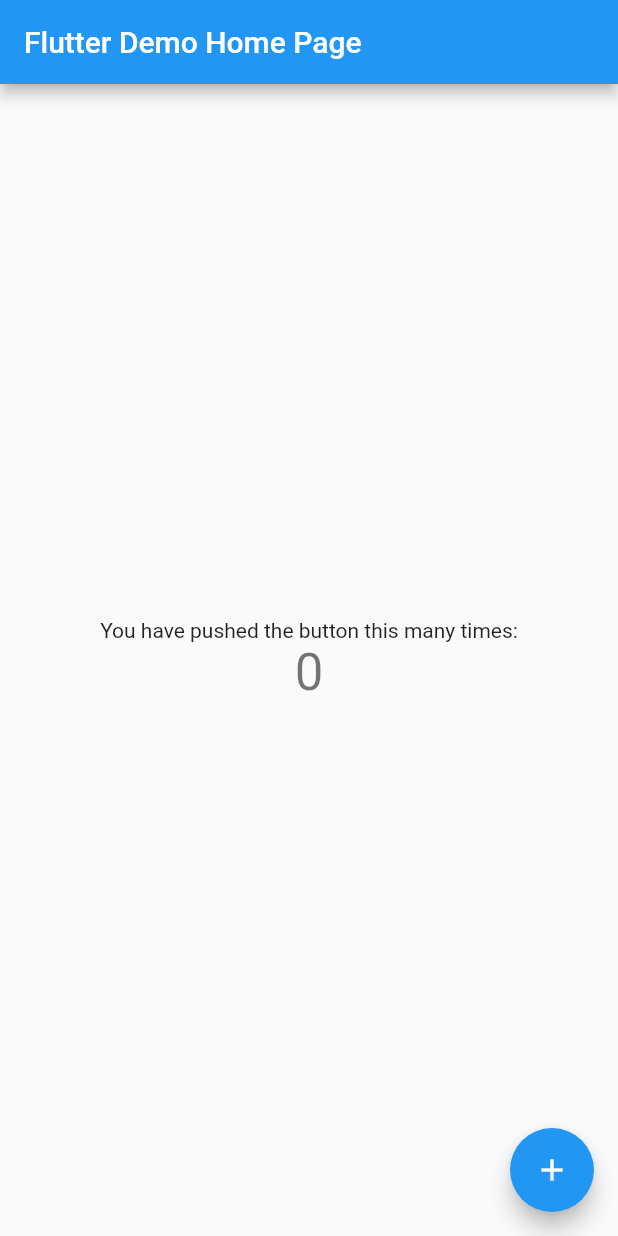
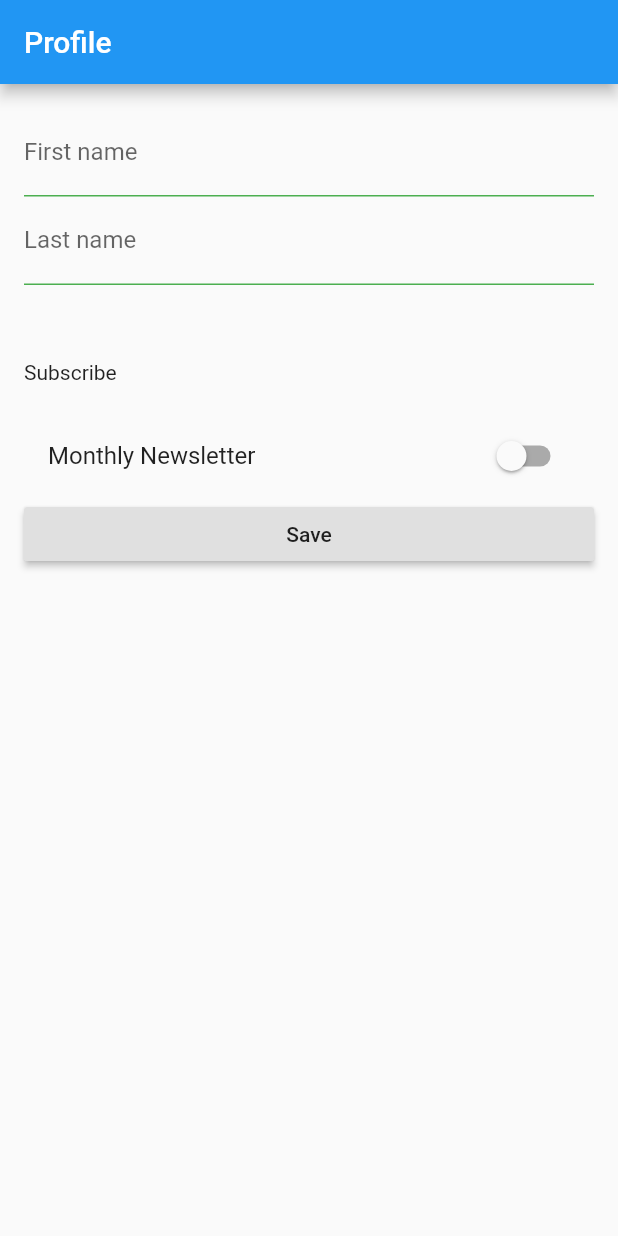
Before and after one commit to diogo-agb/flutterforms, a Flutter app: the screen it shows after launch, on a phone screen of 412 x 824 dp. Run offline on Flutter 3.47's test engine with Material 2 defaults, Android fonts, the phone set to English and light mode, and no system bars.

Commit message:
update colors

```diff
--- a/lib/main.dart
+++ b/lib/main.dart
@@ -1,117 +1,20 @@
 import 'package:flutter/material.dart';
+import './screens/home_screen.dart';
 
 void main() {
   runApp(MyApp());
 }
 
 class MyApp extends StatelessWidget {
-  // This widget is the root of your application.
   @override
   Widget build(BuildContext context) {
     return MaterialApp(
       title: 'Flutter Demo',
       theme: ThemeData(
-        // This is the theme of your application.
-        //
-        // Try running your application with "flutter run". You'll see the
-        // application has a blue toolbar. Then, without quitting the app, try
-        // changing the primarySwatch below to Colors.green and then invoke
-        // "hot reload" (press "r" in the console where you ran "flutter run",
-        // or simply save your changes to "hot reload" in a Flutter IDE).
-        // Notice that the counter didn't reset back to zero; the application
-        // is not restarted.
         primarySwatch: Colors.blue,
-        // This makes the visual density adapt to the platform that you run
-        // the app on. For desktop platforms, the controls will be smaller and
-        // closer together (more dense) than on mobile platforms.
         visualDensity: VisualDensity.adaptivePlatformDensity,
       ),
-      home: MyHomePage(title: 'Flutter Demo Home Page'),
+      home: HomeScreen(),
     );
   }
 }
-
-class MyHomePage extends StatefulWidget {
-  MyHomePage({Key key, this.title}) : super(key: key);
-
-  // This widget is the home page of your application. It is stateful, meaning
-  // that it has a State object (defined below) that contains fields that affect
-  // how it looks.
-
-  // This class is the configuration for the state. It holds the values (in this
-  // case the title) provided by the parent (in this case the App widget) and
-  // used by the build method of the State. Fields in a Widget subclass are
-  // always marked "final".
-
-  final String title;
-
-  @override
-  _MyHomePageState createState() => _MyHomePageState();
-}
-
-class _MyHomePageState extends State<MyHomePage> {
-  int _counter = 0;
-
-  void _incrementCounter() {
-    setState(() {
-      // This call to setState tells the Flutter framework that something has
-      // changed in this State, which causes it to rerun the build method below
-      // so that the display can reflect the updated values. If we changed
-      // _counter without calling setState(), then the build method would not be
-      // called again, and so nothing would appear to happen.
-      _counter++;
-    });
-  }
-
-  @override
-  Widget build(BuildContext context) {
-    // This method is rerun every time setState is called, for instance as done
-    // by the _incrementCounter method above.
-    //
-    // The Flutter framework has been optimized to make rerunning build methods
-    // fast, so that you can just rebuild anything that needs updating rather
-    // than having to individually change instances of widgets.
-    return Scaffold(
-      appBar: AppBar(
-        // Here we take the value from the MyHomePage object that was created by
-        // the App.build method, and use it to set our appbar title.
-        title: Text(widget.title),
-      ),
-      body: Center(
-        // Center is a layout widget. It takes a single child and positions it
-        // in the middle of the parent.
-        child: Column(
-          // Column is also a layout widget. It takes a list of children and
-          // arranges them vertically. By default, it sizes itself to fit its
-          // children horizontally, and tries to be as tall as its parent.
-          //
-          // Invoke "debug painting" (press "p" in the console, choose the
-          // "Toggle Debug Paint" action from the Flutter Inspector in Android
-          // Studio, or the "Toggle Debug Paint" command in Visual Studio Code)
-          // to see the wireframe for each widget.
-          //
-          // Column has various properties to control how it sizes itself and
-          // how it positions its children. Here we use mainAxisAlignment to
-          // center the children vertically; the main axis here is the vertical
-          // axis because Columns are vertical (the cross axis would be
-          // horizontal).
-          mainAxisAlignment: MainAxisAlignment.center,
-          children: <Widget>[
-            Text(
-              'You have pushed the button this many times:',
-            ),
-            Text(
-              '$_counter',
-              style: Theme.of(context).textTheme.headline4,
-            ),
-          ],
-        ),
-      ),
-      floatingActionButton: FloatingActionButton(
-        onPressed: _incrementCounter,
-        tooltip: 'Increment',
-        child: Icon(Icons.add),
-      ), // This trailing comma makes auto-formatting nicer for build methods.
-    );
-  }
-}
--- /dev/null
+++ b/lib/models/user.dart
@@ -0,0 +1,18 @@
+class User {
+  static const String PassionCooking = 'cooking';
+  static const String PassionHiking = 'hiking';
+  static const String PassionTraveling = 'traveling';
+
+  String firstName = '';
+  String lastName = '';
+  Map<String, bool> passions = {
+    PassionCooking: false,
+    PassionHiking: false,
+    PassionTraveling: false
+  };
+  bool newsletter = false;
+
+  save() {
+    print('saving user using a web service');
+  }
+}
--- /dev/null
+++ b/lib/screens/home_screen.dart
@@ -0,0 +1,117 @@
+import 'package:flutter/material.dart';
+import '../models/user.dart';
+
+class HomeScreen extends StatefulWidget {
+  @override
+  _HomeScreenState createState() => _HomeScreenState();
+}
+
+class _HomeScreenState extends State<HomeScreen> {
+  final _formKey = GlobalKey<FormState>();
+  final _user = User();
+
+  @override
+  Widget build(BuildContext context) {
+    return Scaffold(
+      appBar: AppBar(
+        title: Text('Profile'),
+      ),
+      body: Container(
+        padding: const EdgeInsets.symmetric(vertical: 16.0, horizontal: 16.0),
+        child: Builder(
+          builder: (context) {
+            return Form(
+              key: _formKey,
+              child: Column(
+                crossAxisAlignment: CrossAxisAlignment.stretch,
+                children: [
+                  _buildTextFormField(
+                      'First name',
+                      (value) =>
+                          value.isEmpty ? 'Please enter your first name' : null,
+                      (value) {
+                    setState(() {
+                      _user.firstName = value;
+                    });
+                  }),
+                  _buildTextFormField(
+                      'Last name',
+                      (value) =>
+                          value.isEmpty ? 'Please enter your last name' : null,
+                      (value) {
+                    setState(() {
+                      _user.lastName = value;
+                    });
+                  }),
+                  Container(
+                    padding: const EdgeInsets.fromLTRB(0, 50, 0, 20),
+                    child: Text('Subscribe'),
+                  ),
+                  SwitchListTile(
+                    title: Text('Monthly Newsletter'),
+                    value: _user.newsletter,
+                    onChanged: (bool val) {
+                      setState(() {
+                        _user.newsletter = !_user.newsletter;
+                      });
+                    },
+                  ),
+                  RaisedButton(
+                    child: Text('Save'),
+                    onPressed: () {
+                      final form = _formKey.currentState;
+                      if (form.validate()) {
+                        form.save();
+                        _user.save();
+                        _showDialog(context);
+                        print(_user.firstName);
+                      }
+                    },
+                  ),
+                ],
+              ),
+            );
+          },
+        ),
+      ),
+    );
+  }
+
+  TextFormField _buildTextFormField(labeltext, validator, onsave) {
+    return TextFormField(
+      style: TextStyle(
+        //Cor do texto no input
+        color: Colors.red,
+      ),
+      decoration: InputDecoration(
+        focusedErrorBorder:
+            //Cor da borda com erro e com foco
+            UnderlineInputBorder(borderSide: BorderSide(color: Colors.purple)),
+        errorStyle: TextStyle(
+          //Cor do texto com erro e com foco
+          color: Colors.purple,
+        ),
+        errorBorder:
+            //Cor do erro
+            UnderlineInputBorder(borderSide: BorderSide(color: Colors.purple)),
+        focusedBorder:
+            //Cor do foco
+            UnderlineInputBorder(borderSide: BorderSide(color: Colors.orange)),
+        enabledBorder: UnderlineInputBorder(
+            //Cor da borda
+            borderSide: BorderSide(color: Colors.green)),
+        labelText: labeltext,
+      ),
+      validator: validator,
+      onSaved: onsave,
+    );
+  }
+
+  _showDialog(BuildContext context) {
+    Scaffold.of(context).showSnackBar(
+      SnackBar(
+        content: Text('Submitting form'),
+      ),
+    );
+  }
+}
```
